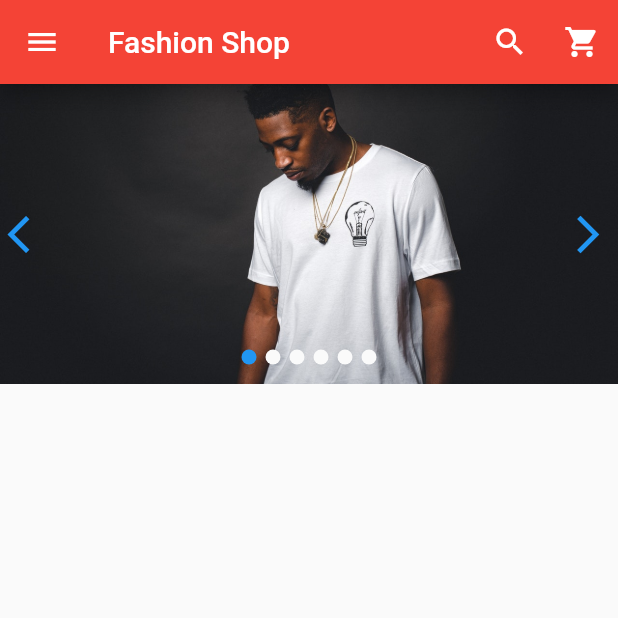
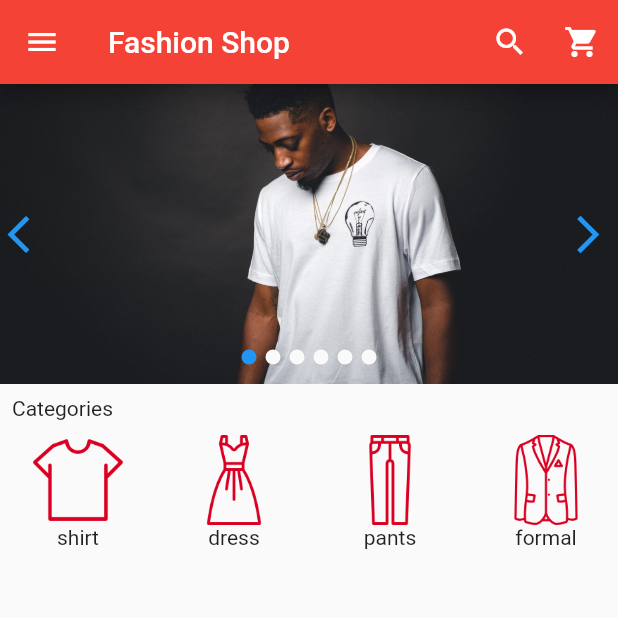
Before and after one commit to Frank1016/fashion_shop, a Flutter app: the screen it shows after launch, on a phone screen of 412 x 824 dp, the top half of it. Run offline on Flutter 3.47's test engine with Material 2 defaults, Android fonts, the phone set to English and light mode, and no system bars; drawn by our look-alikes of card_swiper; our stand-ins replace carousel_slider.

Commit message:
second row added

```diff
--- /dev/null
+++ b/lib/components/horizontal_listview.dart
@@ -0,0 +1,64 @@
+import 'package:flutter/material.dart';
+
+class HorizontalList extends StatelessWidget {
+  const HorizontalList({super.key});
+
+  @override
+  Widget build(BuildContext context) {
+    return Container(
+      height: 80.0,
+      child: ListView(
+        scrollDirection: Axis.horizontal,
+        children: [
+          Category(
+              image_caption: 'shirt', image_location: 'images/cats/tshirt.png'),
+          Category(
+              image_caption: 'dress', image_location: 'images/cats/dress.png'),
+          Category(
+              image_caption: 'pants', image_location: 'images/cats/jeans.png'),
+          Category(
+              image_caption: 'formal',
+              image_location: 'images/cats/formal.png'),
+          Category(
+              image_caption: 'informal',
+              image_location: 'images/cats/informal.png'),
+          Category(
+              image_caption: 'shoe', image_location: 'images/cats/shoe.png'),
+          Category(
+              image_caption: 'accessory',
+              image_location: 'images/cats/accessories.png'),
+        ],
+      ),
+    );
+  }
+}
+
+class Category extends StatelessWidget {
+  final String image_location;
+  final String image_caption;
+  const Category(
+      {super.key, required this.image_caption, required this.image_location});
+
+  @override
+  Widget build(BuildContext context) {
+    return Padding(
+      padding: const EdgeInsets.all(2.0),
+      child: InkWell(
+        onTap: () {},
+        child: Container(
+          width: 100.0,
+          child: Column(
+            children: [
+              Image.asset(
+                image_location,
+                width: 100.0,
+                height: 60.0,
+              ),
+              Text(image_caption)
+            ],
+          ),
+        ),
+      ),
+    );
+  }
+}
--- a/lib/main.dart
+++ b/lib/main.dart
@@ -1,6 +1,8 @@
 import 'package:flutter/material.dart';
 import 'package:carousel_slider/carousel_slider.dart';
 import 'package:card_swiper/card_swiper.dart';
+
+import 'package:fashion_shop/components/horizontal_listview.dart';
 
 void main() {
   runApp(MaterialApp(
@@ -84,7 +86,15 @@ class _HomePageState extends State<HomePage> {
               ))
         ],
       ),
-      body: swiper,
+      body: ListView(children: [
+        swiper,
+        Padding(
+          padding: const EdgeInsets.all(8.0),
+          child: Text('Categories'),
+        ),
+        //Horizontal list view
+        HorizontalList(),
+      ]),
       drawer: Drawer(
         child: ListView(
           children: [
--- a/pubspec.yaml
+++ b/pubspec.yaml
@@ -64,6 +64,7 @@ flutter:
   # To add assets to your application, add an assets section, like this:
   assets:
     - images/
+    - images/cats/
   #   - images/a_dot_ham.jpeg
 
   # An image asset can refer to one or more resolution-specific "variants", see
```
